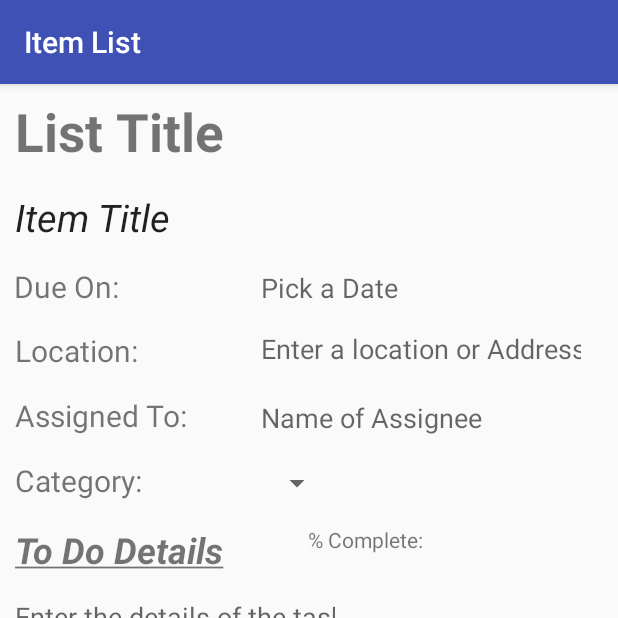
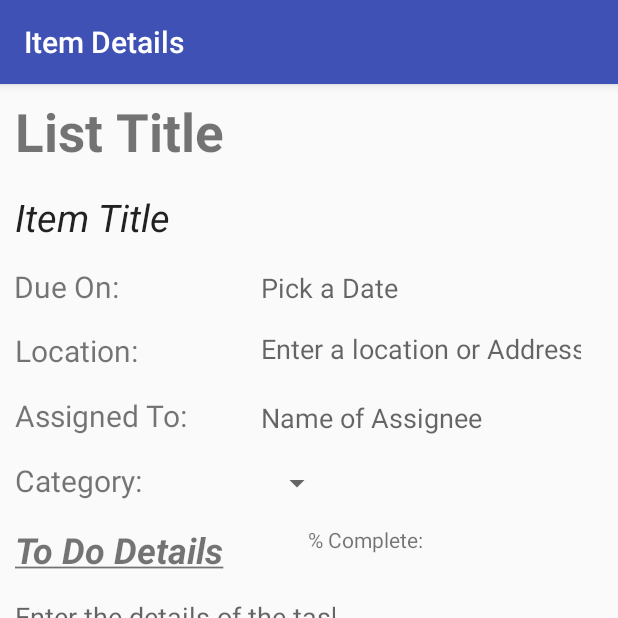
Before and after one commit to jasonnovich/ToDoV2, an Android app: the ItemListActivity screen opened directly, with no data from a screen before it, after a tap on an icon or button, on a phone screen of 412 x 824 dp, the top half of it. Run offline under Robolectric (Android 15) with nearby library versions, the phone set to English and light mode, and no system bars.

```diff
--- a/app/src/main/java/o2pm/com/todov2/activities/ItemListActivity.java
+++ b/app/src/main/java/o2pm/com/todov2/activities/ItemListActivity.java
@@ -1,5 +1,6 @@
 package o2pm.com.todov2.activities;
 
+import android.content.Intent;
 import android.os.Bundle;
 import android.support.design.widget.FloatingActionButton;
 import android.support.v7.app.AppCompatActivity;
@@ -23,8 +24,9 @@ public class ItemListActivity extends AppCompatActivity {
             public void onClick(View view) {
 //                Snackbar.make(view, "Replace with your own action", Snackbar.LENGTH_LONG)
 //                        .setAction("Action", null).show();
-                setContentView(R.layout.activity_item_detail);
+                startActivity(new Intent(ItemListActivity.this, ItemDetailActivity.class));
                 Log.d("FAB1 Clicked", "Yes!");
+                finish();
 
             }
         });
--- a/app/src/main/java/o2pm/com/todov2/activities/MainActivity.java
+++ b/app/src/main/java/o2pm/com/todov2/activities/MainActivity.java
@@ -1,5 +1,6 @@
 package o2pm.com.todov2.activities;
 
+import android.content.Intent;
 import android.os.Bundle;
 import android.support.design.widget.FloatingActionButton;
 import android.support.v7.app.AppCompatActivity;
@@ -25,8 +26,9 @@ public class MainActivity extends AppCompatActivity {
             public void onClick(View view) {
 //                Snackbar.make(view, "Replace with your own action", Snackbar.LENGTH_LONG)
 //                        .setAction("Action", null).show();
-                setContentView(R.layout.activity_item_list); //Make this a popup to add a new list
+                startActivity(new Intent(MainActivity.this, ItemListActivity.class));
                 Log.d("FAB Clicked", "Yes!");
+                finish();
             }
         });
     }
```
